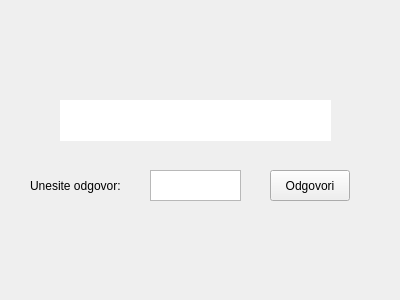
Old version of the form application/podrundaui.ui in the repository Mihica25/Pobedi-me-ako-znas.
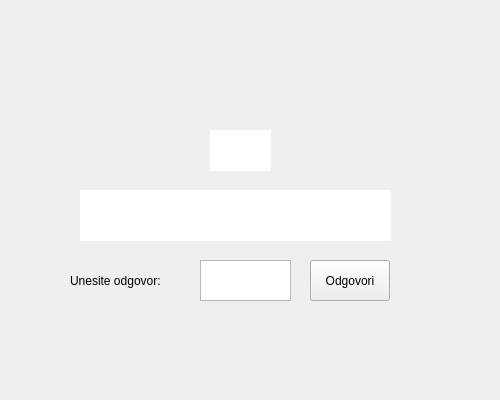
New version of the form.

```diff
--- a/application/podrundaui.ui
+++ b/application/podrundaui.ui
@@ -6,20 +6,20 @@
    <rect>
     <x>0</x>
     <y>0</y>
-    <width>400</width>
-    <height>300</height>
+    <width>500</width>
+    <height>400</height>
    </rect>
   </property>
   <property name="minimumSize">
    <size>
-    <width>400</width>
-    <height>300</height>
+    <width>500</width>
+    <height>400</height>
    </size>
   </property>
   <property name="maximumSize">
    <size>
-    <width>400</width>
-    <height>300</height>
+    <width>500</width>
+    <height>400</height>
    </size>
   </property>
   <property name="windowTitle">
@@ -28,10 +28,10 @@
   <widget class="QLabel" name="label">
    <property name="geometry">
     <rect>
-     <x>30</x>
-     <y>170</y>
+     <x>70</x>
+     <y>260</y>
      <width>111</width>
-     <height>31</height>
+     <height>41</height>
     </rect>
    </property>
    <property name="text">
@@ -41,10 +41,10 @@
   <widget class="QPushButton" name="pushButton">
    <property name="geometry">
     <rect>
-     <x>270</x>
-     <y>170</y>
+     <x>310</x>
+     <y>260</y>
      <width>80</width>
-     <height>31</height>
+     <height>41</height>
     </rect>
    </property>
    <property name="text">
@@ -54,20 +54,20 @@
   <widget class="QTextEdit" name="textEdit">
    <property name="geometry">
     <rect>
-     <x>150</x>
-     <y>170</y>
+     <x>200</x>
+     <y>260</y>
      <width>91</width>
-     <height>31</height>
+     <height>41</height>
     </rect>
    </property>
   </widget>
   <widget class="QLabel" name="label_2">
    <property name="geometry">
     <rect>
-     <x>60</x>
-     <y>100</y>
-     <width>271</width>
-     <height>41</height>
+     <x>80</x>
+     <y>190</y>
+     <width>311</width>
+     <height>51</height>
     </rect>
    </property>
    <property name="styleSheet">
@@ -77,6 +77,35 @@
     <string>&lt;html&gt;&lt;head/&gt;&lt;body&gt;&lt;p align=&quot;center&quot;&gt;&lt;span style=&quot; color:#ffffff;&quot;&gt;PITANJE&lt;/span&gt;&lt;/p&gt;&lt;/body&gt;&lt;/html&gt;</string>
    </property>
   </widget>
+  <widget class="QLabel" name="labTacanOdgovor">
+   <property name="geometry">
+    <rect>
+     <x>130</x>
+     <y>330</y>
+     <width>211</width>
+     <height>41</height>
+    </rect>
+   </property>
+   <property name="text">
+    <string/>
+   </property>
+  </widget>
+  <widget class="QLabel" name="labTimer">
+   <property name="geometry">
+    <rect>
+     <x>210</x>
+     <y>130</y>
+     <width>61</width>
+     <height>41</height>
+    </rect>
+   </property>
+   <property name="styleSheet">
+    <string notr="true">background-color:white</string>
+   </property>
+   <property name="text">
+    <string/>
+   </property>
+  </widget>
  </widget>
  <layoutdefault spacing="6" margin="11"/>
  <resources/>
```
Left out of the diff: 12 changed lines with no effect on the pictures.
